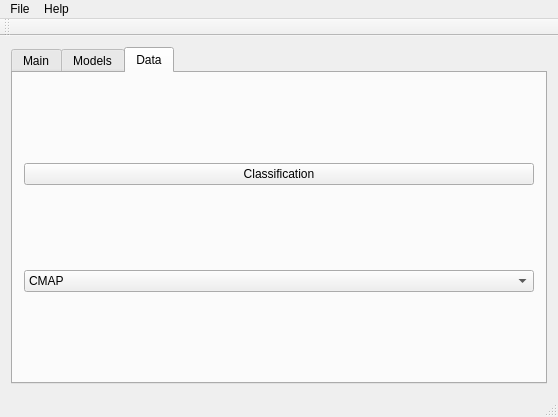
First picture: the form in src/MacsurAdapter/madmainwindowbase.ui, repository arkygeek/MAD, before the edit.
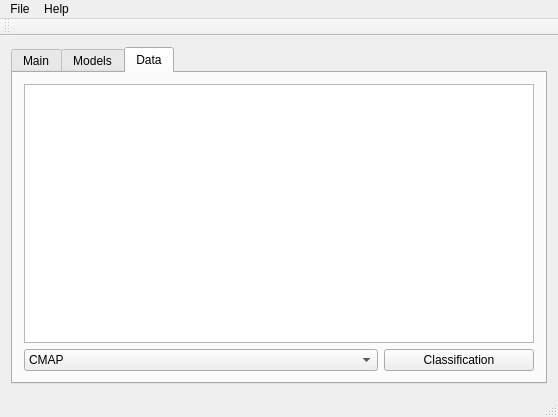
Second picture: the form after the edit. The open tabs and pages were chosen to show the change. Icons and pictures are not drawn.

Commit message: the cultivation tab of the data classification form is functioning now, calculating weights and ranking, and displaying the classification achieved.

```diff
--- a/src/MacsurAdapter/madmainwindowbase.ui
+++ b/src/MacsurAdapter/madmainwindowbase.ui
@@ -312,12 +312,8 @@
         <string>Data</string>
        </attribute>
        <layout class="QGridLayout" name="gridLayout_5">
-        <item row="0" column="0">
-         <widget class="QPushButton" name="pbClassification">
-          <property name="text">
-           <string>Classification</string>
-          </property>
-         </widget>
+        <item row="0" column="0" colspan="2">
+         <widget class="QTextBrowser" name="txtbrwsData"/>
         </item>
         <item row="1" column="0">
          <widget class="QComboBox" name="modelNameComboBox">
@@ -422,6 +418,13 @@
           </item>
          </widget>
         </item>
+        <item row="1" column="1">
+         <widget class="QPushButton" name="pbClassification">
+          <property name="text">
+           <string>Classification</string>
+          </property>
+         </widget>
+        </item>
        </layout>
       </widget>
      </widget>
```
Left out of the diff: 2 changed lines with no effect on the pictures. The commit also changes 10 other files.
